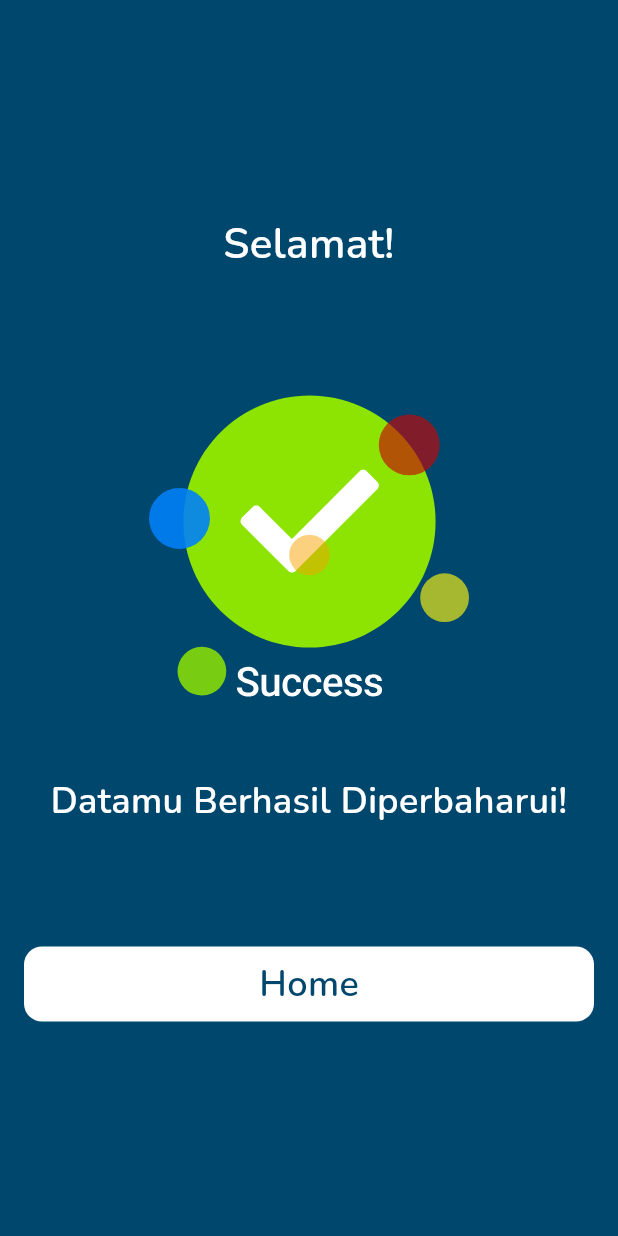
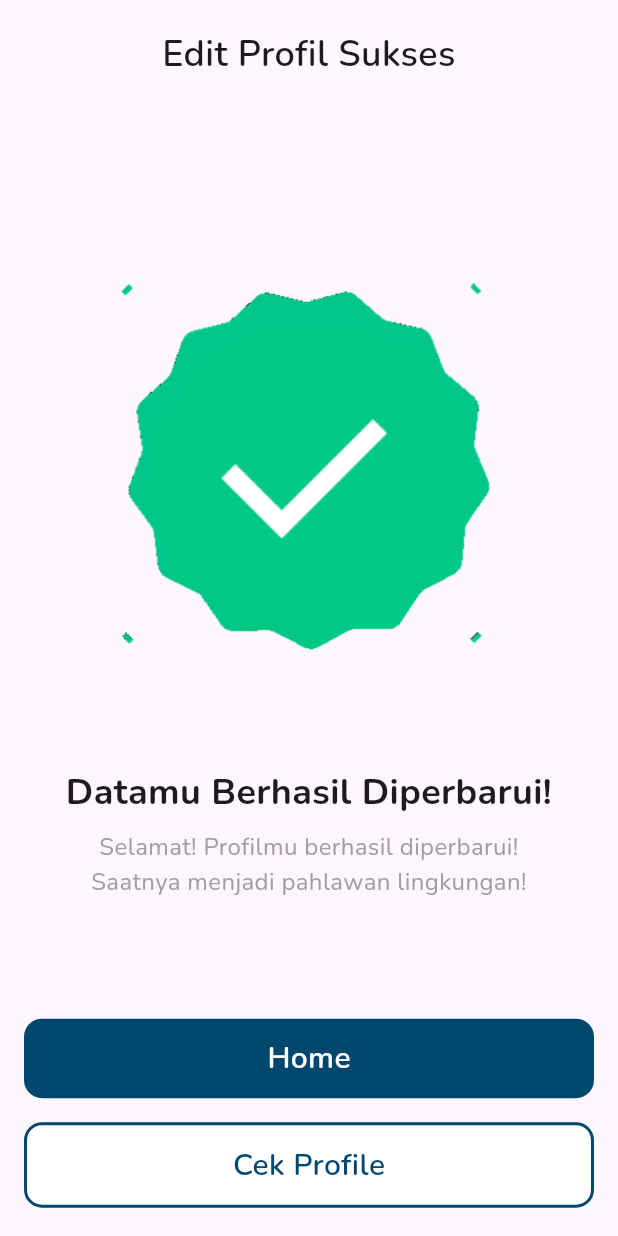
Before and after one commit to RECYTHNG/flutter_recything, a Flutter app: the SuccessScreen screen opened directly, on a phone screen of 412 x 824 dp. Run offline on Flutter 3.47's test engine with Material 3 defaults, Android fonts, the phone set to English and light mode, and no system bars; our stand-ins replace dio, flutter_svg, get, image_picker, permission_handler, substring_highlight; missing offline and left inert: photo_manager; network calls fail; project files that could hold a hidden picture were left out.

Commit message:
fix: change to new success screen

```diff
--- a/recything_application/lib/constants/image_constant.dart
+++ b/recything_application/lib/constants/image_constant.dart
@@ -6,5 +6,5 @@ class ImageConstant {
   static const String femaleEditProfil =
       'assets/images/edit_profile_images/female.png';
   static const String successImage =
-      'assets/images/edit_profile_images/success.svg';
+      'assets/images/edit_profile_images/success.png';
 }
--- a/recything_application/lib/screens/edit_profile/content/success/success_screen.dart
+++ b/recything_application/lib/screens/edit_profile/content/success/success_screen.dart
@@ -1,5 +1,4 @@
 import 'package:flutter/material.dart';
-import 'package:flutter_svg/flutter_svg.dart';
 import 'package:recything_application/constants/color_constant.dart';
 import 'package:recything_application/constants/image_constant.dart';
 import 'package:recything_application/constants/spacing_constant.dart';
@@ -10,60 +9,96 @@ class SuccessScreen extends StatelessWidget {
   @override
   Widget build(BuildContext context) {
     return Scaffold(
-      backgroundColor: ColorConstant.primaryColor500,
-      body: Column(
+      body: Padding(
+        padding: const EdgeInsets.symmetric(horizontal: 16),
+        child: Column(
           mainAxisAlignment: MainAxisAlignment.center,
           crossAxisAlignment: CrossAxisAlignment.stretch,
           children: [
             const Text(
-            'Selamat!',
+              'Edit Profil Sukses',
               textAlign: TextAlign.center,
               style: TextStyle(
-              color: ColorConstant.whiteColor,
-              fontWeight: FontWeight.w600,
-              fontSize: 28,
-            ),
-          ),
-          SpacingConstant.verticalSpacing1000,
-          SvgPicture.asset(ImageConstant.successImage),
-          SpacingConstant.verticalSpacing500,
-          const Text(
-            'Datamu Berhasil Diperbaharui!',
-            textAlign: TextAlign.center,
-            style: TextStyle(
-              color: ColorConstant.whiteColor,
                 fontWeight: FontWeight.w600,
                 fontSize: 24,
               ),
             ),
             SpacingConstant.verticalSpacing1000,
+            Image.asset(ImageConstant.successImage),
+            SpacingConstant.verticalSpacing200,
+            const Text(
+              'Datamu Berhasil Diperbarui!',
+              textAlign: TextAlign.center,
+              style: TextStyle(
+                fontWeight: FontWeight.w700,
+                fontSize: 24,
+              ),
+            ),
+            SpacingConstant.verticalSpacing100,
             Padding(
-            padding: const EdgeInsets.symmetric(horizontal: 16),
-            child: GestureDetector(
+              padding: const EdgeInsets.symmetric(horizontal: 24),
+              child: Text(
+                'Selamat! Profilmu berhasil diperbarui! Saatnya menjadi pahlawan lingkungan!',
+                textAlign: TextAlign.center,
+                style: TextStyle(
+                  color: ColorConstant.netralColor600,
+                  fontSize: 16,
+                ),
+              ),
+            ),
+            SpacingConstant.verticalSpacing1000,
+            GestureDetector(
               onTap: () {
                 Navigator.pop(context);
               },
               child: Container(
-                padding: const EdgeInsets.symmetric(vertical: 8),
+                padding: const EdgeInsets.symmetric(vertical: 12),
+                alignment: Alignment.center,
+                width: double.infinity,
+                decoration: BoxDecoration(
+                  color: ColorConstant.primaryColor500,
+                  borderRadius: BorderRadius.circular(12),
+                ),
+                child: Text(
+                  'Home',
+                  style: TextStyle(
+                    color: ColorConstant.whiteColor,
+                    fontSize: 20,
+                    fontWeight: FontWeight.w600,
+                  ),
+                ),
+              ),
+            ),
+            SpacingConstant.verticalSpacing200,
+            GestureDetector(
+              onTap: () {
+                Navigator.pop(context);
+              },
+              child: Container(
+                padding: const EdgeInsets.symmetric(vertical: 12),
                 alignment: Alignment.center,
                 width: double.infinity,
                 decoration: BoxDecoration(
                   color: ColorConstant.whiteColor,
                   borderRadius: BorderRadius.circular(12),
+                  border: Border.all(
+                    color: ColorConstant.primaryColor500,
+                    width: 2,
+                  ),
                 ),
                 child: Text(
-                  'Home',
+                  'Cek Profile',
                   style: TextStyle(
                     color: ColorConstant.primaryColor500,
-                    fontSize: 24,
+                    fontSize: 20,
                     fontWeight: FontWeight.w600,
-                  ),
                   ),
                 ),
               ),
             ),
           ],
         ),
+      ),
     );
   }
 }
--- a/recything_application/lib/screens/edit_profile/edit_profile_screen.dart
+++ b/recything_application/lib/screens/edit_profile/edit_profile_screen.dart
@@ -1,5 +1,4 @@
 import 'package:flutter/material.dart';
-import 'package:flutter/widgets.dart';
 import 'package:flutter_svg/flutter_svg.dart';
 import 'package:get/get.dart';
 import 'package:recything_application/constants/color_constant.dart';
@@ -27,19 +26,16 @@ class EditProfileScreenState extends State<EditProfileScreen> {
   final TextEditingController emailController = TextEditingController();
   final TextEditingController addressController = TextEditingController();
 
-  @override
-  void initState() {
-    super.initState();
-  }
+  final _formKey = GlobalKey<FormState>();
 
   @override
   void dispose() {
-    super.dispose();
     nameController.dispose();
     genderController.dispose();
     birthDateController.dispose();
     emailController.dispose();
     addressController.dispose();
+    super.dispose();
   }
 
   @override
@@ -82,7 +78,9 @@ class EditProfileScreenState extends State<EditProfileScreen> {
                 addressController.text = data.address ?? '';
               }
 
-              return Column(
+              return Form(
+                key: _formKey,
+                child: Column(
                   crossAxisAlignment: CrossAxisAlignment.center,
                   children: [
                     Stack(
@@ -170,6 +168,7 @@ class EditProfileScreenState extends State<EditProfileScreen> {
                           SpacingConstant.verticalSpacing200,
                           GestureDetector(
                             onTap: () {
+                              if (_formKey.currentState!.validate()) {
                                 final updatedData = {
                                   'name': nameController.text,
                                   'email': emailController.text,
@@ -182,9 +181,11 @@ class EditProfileScreenState extends State<EditProfileScreen> {
                                   Navigator.push(
                                     context,
                                     MaterialPageRoute(
-                                    builder: (context) => SuccessScreen()),
+                                        builder: (context) =>
+                                            const SuccessScreen()),
                                   );
                                 });
+                              }
                             },
                             child: Container(
                               padding: const EdgeInsets.symmetric(vertical: 8),
@@ -207,6 +208,7 @@ class EditProfileScreenState extends State<EditProfileScreen> {
                       ),
                     ),
                   ],
+                ),
               );
             },
           ),
--- a/recything_application/lib/services/profile/profile_service.dart
+++ b/recything_application/lib/services/profile/profile_service.dart
@@ -7,7 +7,7 @@ class ProfileService {
       var url =
           "http://ec2-54-79-237-162.ap-southeast-2.compute.amazonaws.com:8080/api/v1";
       var authToken =
-          "eyJhbGciOiJIUzI1NiIsInR5cCI6IkpXVCJ9.eyJ1c2VyX2lkIjoiVVNSMDAwNCIsInJvbGUiOiJ1c2VyIiwiZXhwIjoxNzE4MDI4MDA4fQ.eZuTtwJBNDobmON5pSJclKCaCwT8hv32uC2MoXConOU";
+          "eyJhbGciOiJIUzI1NiIsInR5cCI6IkpXVCJ9.eyJ1c2VyX2lkIjoiVVNSMDAwNCIsInJvbGUiOiJ1c2VyIiwiZXhwIjoxNzE4NDMwOTA5fQ.pZk55H81OKr2UuHRFzeIerwyVx8RnDju_4JhnPD3EKs";
 
       var response = await Dio().put(
         '$url/user/profile',
--- a/recything_application/lib/services/user/user_service.dart
+++ b/recything_application/lib/services/user/user_service.dart
@@ -7,7 +7,7 @@ class UserService {
       var url =
           "http://ec2-54-79-237-162.ap-southeast-2.compute.amazonaws.com:8080/api/v1/user/profile";
       var authToken =
-          "eyJhbGciOiJIUzI1NiIsInR5cCI6IkpXVCJ9.eyJ1c2VyX2lkIjoiVVNSMDAwNCIsInJvbGUiOiJ1c2VyIiwiZXhwIjoxNzE4MDI4MDA4fQ.eZuTtwJBNDobmON5pSJclKCaCwT8hv32uC2MoXConOU";
+          "eyJhbGciOiJIUzI1NiIsInR5cCI6IkpXVCJ9.eyJ1c2VyX2lkIjoiVVNSMDAwNCIsInJvbGUiOiJ1c2VyIiwiZXhwIjoxNzE4NDMwOTA5fQ.pZk55H81OKr2UuHRFzeIerwyVx8RnDju_4JhnPD3EKs";
       var response = await Dio().get(
         url,
         options: Options(
```
Also changed, not shown: recything_application/assets/images/edit_profile_images/success.png (added), recything_application/assets/images/edit_profile_images/success.svg (deleted). Lines whose indentation alone changed are shown as unchanged.
